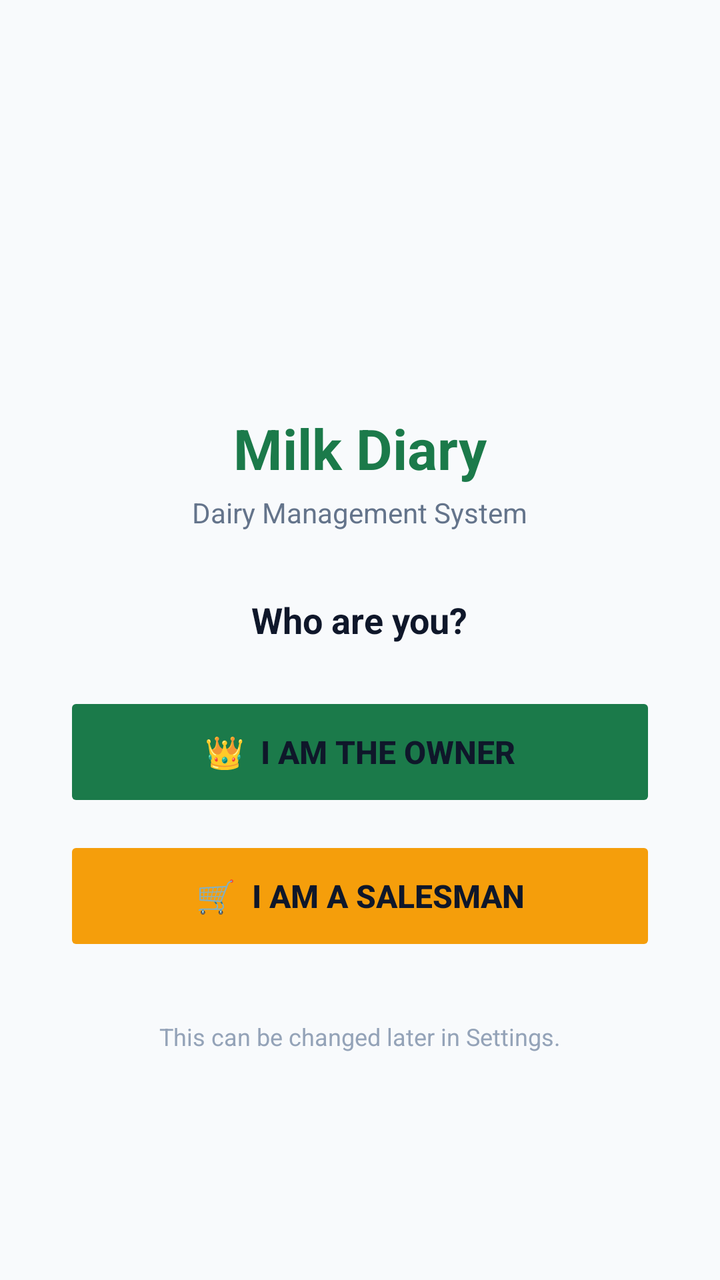
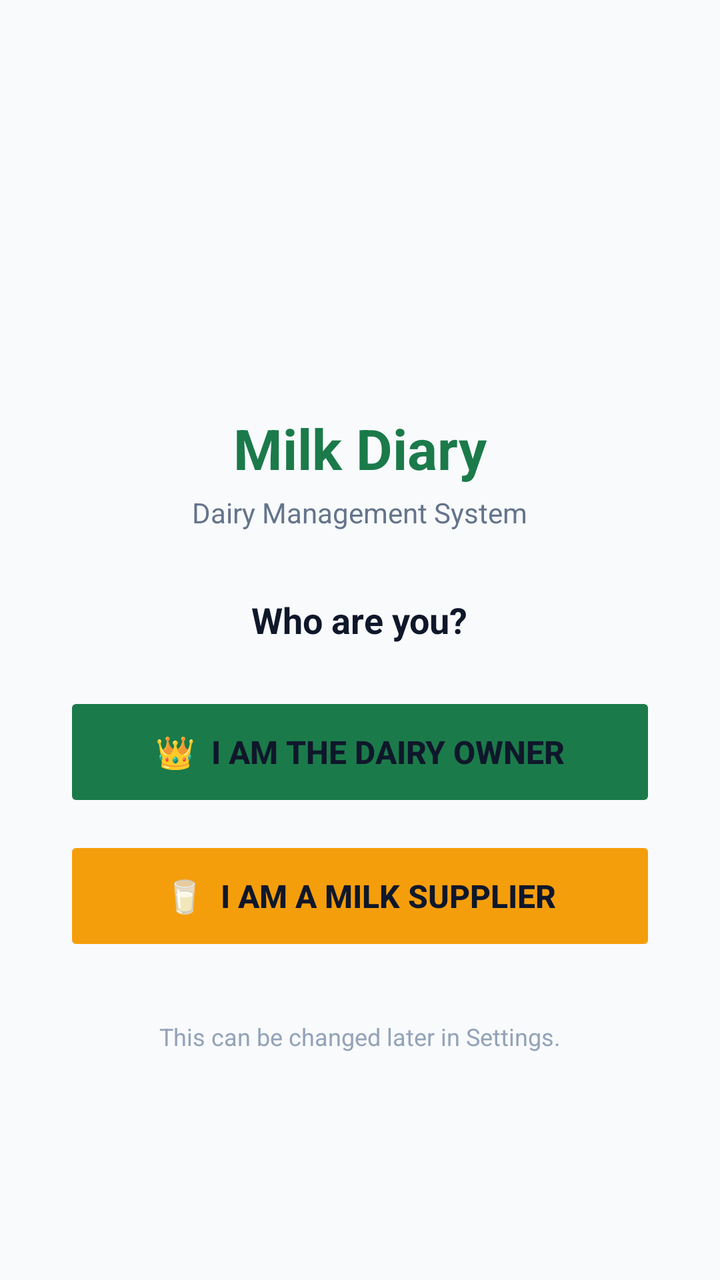

Compare the two renders of this Android layout. The source of the first and the diff that turns it into the second are given below.
<!-- AndroidManifest.xml: activity theme Theme.MilkDiary -->
<!-- res/layout/activity_role_setup.xml -->
<?xml version="1.0" encoding="utf-8"?>
<LinearLayout xmlns:android="http://schemas.android.com/apk/res/android"
    xmlns:app="http://schemas.android.com/apk/res-auto"
    android:layout_width="match_parent"
    android:layout_height="match_parent"
    android:orientation="vertical"
    android:gravity="center"
    android:background="@color/background"
    android:padding="32dp">

    <ImageView
        android:layout_width="80dp"
        android:layout_height="80dp"
        android:src="@mipmap/ic_launcher"
        android:contentDescription="App Icon"
        android:layout_marginBottom="12dp" />

    <TextView
        android:layout_width="wrap_content"
        android:layout_height="wrap_content"
        android:text="Milk Diary"
        android:textSize="28sp"
        android:textStyle="bold"
        android:textColor="@color/primary"
        android:paddingBottom="4dp" />

    <TextView
        android:layout_width="wrap_content"
        android:layout_height="wrap_content"
        android:text="Dairy Management System"
        android:textSize="14sp"
        android:textColor="@color/text_secondary"
        android:paddingBottom="32dp" />

    <TextView
        android:layout_width="wrap_content"
        android:layout_height="wrap_content"
        android:text="Who are you?"
        android:textSize="18sp"
        android:textStyle="bold"
        android:textColor="@color/text_primary"
        android:paddingBottom="24dp" />

    <Button
        android:id="@+id/btnOwner"
        android:layout_width="match_parent"
        android:layout_height="60dp"
        android:text="👑  I am the Owner"
        android:textSize="16sp"
        android:textStyle="bold"
        android:backgroundTint="@color/primary"
        app:cornerRadius="14dp"
        android:stateListAnimator="@null"
        android:layout_marginBottom="12dp" />

    <Button
        android:id="@+id/btnSalesman"
        android:layout_width="match_parent"
        android:layout_height="60dp"
        android:text="🛒  I am a Salesman"
        android:textSize="16sp"
        android:textStyle="bold"
        android:backgroundTint="@color/accent"
        app:cornerRadius="14dp"
        android:stateListAnimator="@null"
        android:layout_marginBottom="32dp" />

    <TextView
        android:layout_width="wrap_content"
        android:layout_height="wrap_content"
        android:text="This can be changed later in Settings."
        android:textSize="12sp"
        android:textColor="@color/text_hint"
        android:gravity="center" />

</LinearLayout>
<!-- resources referenced by this layout -->
<resources>
  <color name="accent">#F59E0B</color>
  <color name="background">#F8FAFC</color>
  <color name="primary">#1B7A4A</color>
  <color name="text_hint">#94A3B8</color>
  <color name="text_primary">#0F172A</color>
  <color name="text_secondary">#64748B</color>
  <!-- mipmap ic_launcher (mipmap-anydpi-v26) -->
  <?xml version="1.0" encoding="utf-8"?>
  <adaptive-icon xmlns:android="http://schemas.android.com/apk/res/android">
      <background android:drawable="@color/primary" />
      <foreground android:drawable="@drawable/ic_launcher_foreground" />
  </adaptive-icon>
  <style name="Theme.MilkDiary" parent="Theme.MaterialComponents.DayNight.NoActionBar">
          <item name="colorPrimary">@color/primary</item>
          <item name="colorPrimaryDark">@color/primary_dark</item>
          <item name="colorAccent">@color/accent</item>
          <item name="colorOnPrimary">@color/text_on_primary</item>
          <item name="android:colorBackground">@color/background</item>
          <item name="colorSurface">@color/surface</item>
          <item name="android:textColorPrimary">@color/text_primary</item>
          <item name="android:textColorSecondary">@color/text_secondary</item>
          <item name="windowActionBar">false</item>
          <item name="windowNoTitle">true</item>
          <item name="android:statusBarColor">@color/primary_dark</item>
          <item name="android:navigationBarColor">@color/background</item>
      </style>
  <!-- drawable ic_launcher_foreground (drawable) -->
  <?xml version="1.0" encoding="utf-8"?>
  <vector xmlns:android="http://schemas.android.com/apk/res/android"
      android:width="108dp"
      android:height="108dp"
      android:viewportWidth="108"
      android:viewportHeight="108">
      
      <path
          android:fillColor="#FFFFFF"
          android:pathData="M54,20 C54,20 34,50 34,65 C34,76 43,84 54,84 C65,84 74,76 74,65 C74,50 54,20 54,20 Z" />
      
      <path
          android:fillColor="#4CAF50"
          android:pathData="M45,60 C45,60 48,55 52,58 C56,61 53,66 49,65 C46,64 44,62 45,60 Z" />
      <path
          android:fillColor="#4CAF50"
          android:pathData="M58,68 C58,68 61,63 65,66 C69,69 66,74 62,73 C59,72 57,70 58,68 Z" />
  </vector>
  <color name="primary_dark">#0F5C36</color>
  <color name="text_on_primary">#FFFFFF</color>
  <color name="surface">#FFFFFF</color>
</resources>

<!-- the commit's change to res/layout/activity_role_setup.xml (unified diff, before → after) -->
@@ -42,10 +42,10 @@
         android:paddingBottom="24dp" />
 
     <Button
-        android:id="@+id/btnOwner"
+        android:id="@+id/btnDairy"
         android:layout_width="match_parent"
         android:layout_height="60dp"
-        android:text="👑  I am the Owner"
+        android:text="👑  I am the Dairy Owner"
         android:textSize="16sp"
         android:textStyle="bold"
         android:backgroundTint="@color/primary"
@@ -54,10 +54,10 @@
         android:layout_marginBottom="12dp" />
 
     <Button
-        android:id="@+id/btnSalesman"
+        android:id="@+id/btnSupplier"
         android:layout_width="match_parent"
         android:layout_height="60dp"
-        android:text="🛒  I am a Salesman"
+        android:text="🥛  I am a Milk Supplier"
         android:textSize="16sp"
         android:textStyle="bold"
         android:backgroundTint="@color/accent"
